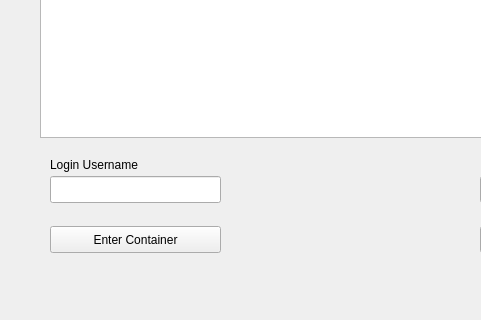
The window that qt5Ui/ui/Ui_MainWindowBase.ui (ArthurWuTW/docker-compose-management) describes before a commit, drawn with Qt 5; both pictures show x 0 to 481 and y 393 to 713 of the 1089 by 713 pixel window.
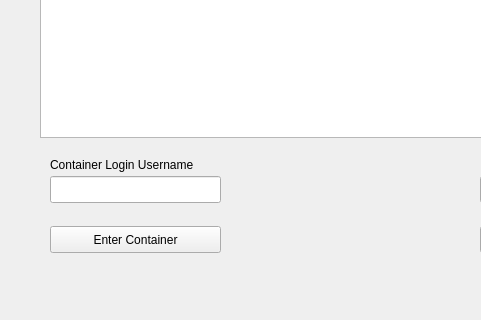
The same window after the commit.

The edit to the form file:
```diff
--- a/qt5Ui/ui/Ui_MainWindowBase.ui
+++ b/qt5Ui/ui/Ui_MainWindowBase.ui
@@ -274,7 +274,7 @@
      </rect>
     </property>
     <property name="text">
-     <string>Login Username</string>
+     <string>Container Login Username</string>
     </property>
    </widget>
    <widget class="QLineEdit" name="lineEditUserName">
```
